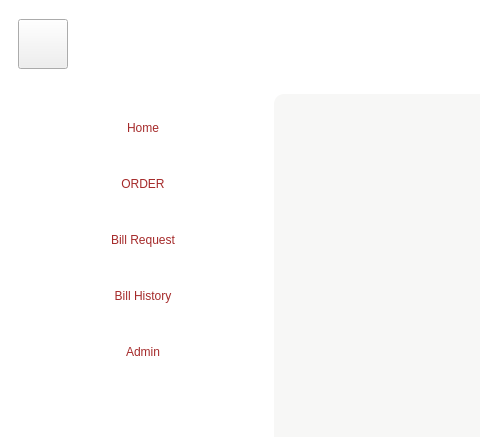
Above: ui/dyner.ui from Anmol-A-jain/Dyner before the change; both pictures show x 0 to 480 and y 0 to 437 of the 800 by 600 pixel window. Below: the same form after it.
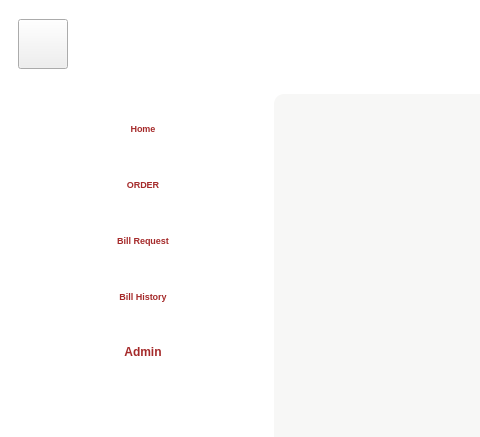
That is the form after the change. Icons and pictures are not drawn.

What changed in the file:
```diff
--- a/ui/dyner.ui
+++ b/ui/dyner.ui
@@ -172,6 +172,13 @@
                 <height>50</height>
                </size>
               </property>
+              <property name="font">
+               <font>
+                <pointsize>7</pointsize>
+                <weight>75</weight>
+                <bold>true</bold>
+               </font>
+              </property>
               <property name="styleSheet">
                <string notr="true">border-radius: 10px;
 color : brown;
@@ -191,6 +198,13 @@
                 <height>50</height>
                </size>
               </property>
+              <property name="font">
+               <font>
+                <pointsize>7</pointsize>
+                <weight>75</weight>
+                <bold>true</bold>
+               </font>
+              </property>
               <property name="styleSheet">
                <string notr="true">border-radius: 10px;
 color : brown;
@@ -210,6 +224,13 @@
                 <height>50</height>
                </size>
               </property>
+              <property name="font">
+               <font>
+                <pointsize>7</pointsize>
+                <weight>75</weight>
+                <bold>true</bold>
+               </font>
+              </property>
               <property name="styleSheet">
                <string notr="true">border-radius: 10px;
 color : brown;
@@ -229,6 +250,13 @@
                 <height>50</height>
                </size>
               </property>
+              <property name="font">
+               <font>
+                <pointsize>7</pointsize>
+                <weight>75</weight>
+                <bold>true</bold>
+               </font>
+              </property>
               <property name="styleSheet">
                <string notr="true">border-radius: 10px;
 color : brown;
@@ -248,6 +276,12 @@
                 <height>50</height>
                </size>
               </property>
+              <property name="font">
+               <font>
+                <weight>75</weight>
+                <bold>true</bold>
+               </font>
+              </property>
               <property name="styleSheet">
                <string notr="true">border-radius: 10px;
 color : brown;
```
